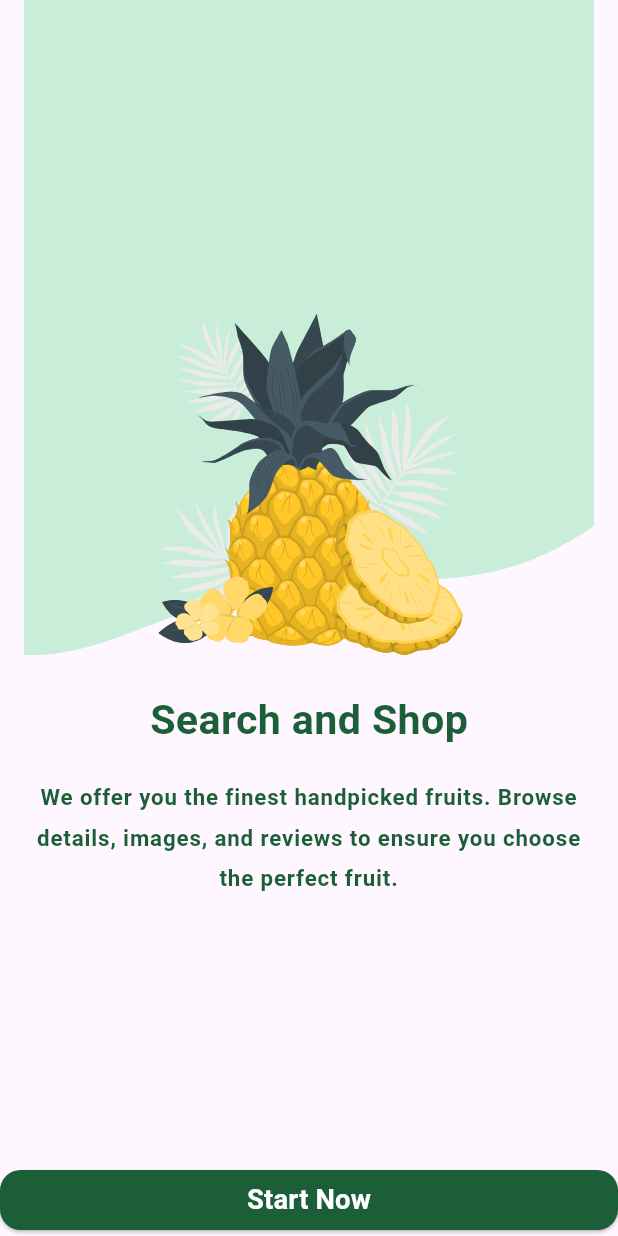
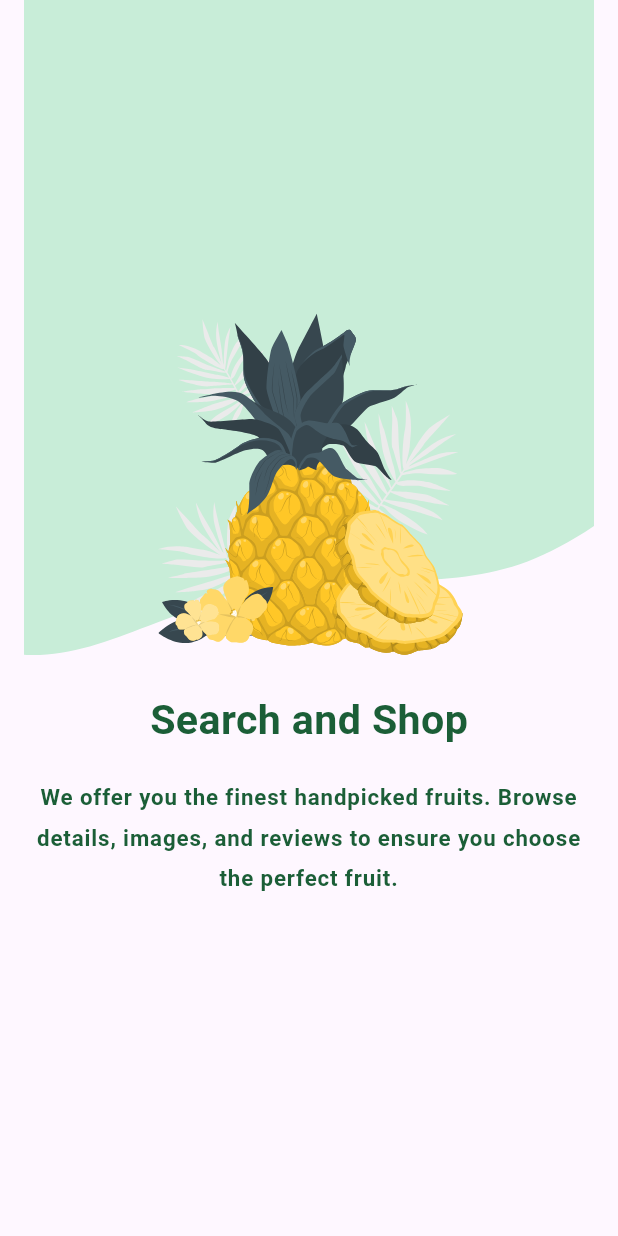
Before and after one commit to AlaaSharshera/Fruitopia, a Flutter app: the SecondOnboardingView screen opened by its route, on a phone screen of 412 x 824 dp. Run offline on Flutter 3.47's test engine with Material 3 defaults, Android fonts, the phone set to English and light mode, and no system bars; our stand-ins replace device_preview, flutter_bloc, flutter_screenutil, flutter_svg, google_fonts; Roboto replaces fonts that are missing (Cairo).

Commit message:
Refactor SecondOnboardingView to simplify layout by removing unnecessary Column and Spacer

```diff
--- a/lib/features/on_boarding/presentation/views/second_onboarding_view.dart
+++ b/lib/features/on_boarding/presentation/views/second_onboarding_view.dart
@@ -11,20 +11,12 @@ class SecondOnboardingView extends StatelessWidget {
   @override
   Widget build(BuildContext context) {
     return Scaffold(
-      body: Column(
-        children: [
-          CustomOnboardingBody(
-            isOnboarding1: false,
-            title: S.of(context).onboardingTitle2,
-            subtitle: S.of(context).onboardingSubtitle2,
-            backgroundColor: Color(0xffB0E8C7),
-            image: Assets.imagesPineappleOnboarding,
-          ),
-          Spacer(flex: 1),
-          CustomButton(text: S.of(context).onboardingButtonText, onPressed: () {
-
-          }),
-        ],
+      body: CustomOnboardingBody(
+        isOnboarding1: false,
+        title: S.of(context).onboardingTitle2,
+        subtitle: S.of(context).onboardingSubtitle2,
+        backgroundColor: Color(0xffB0E8C7),
+        image: Assets.imagesPineappleOnboarding,
       ),
     );
   }
```
